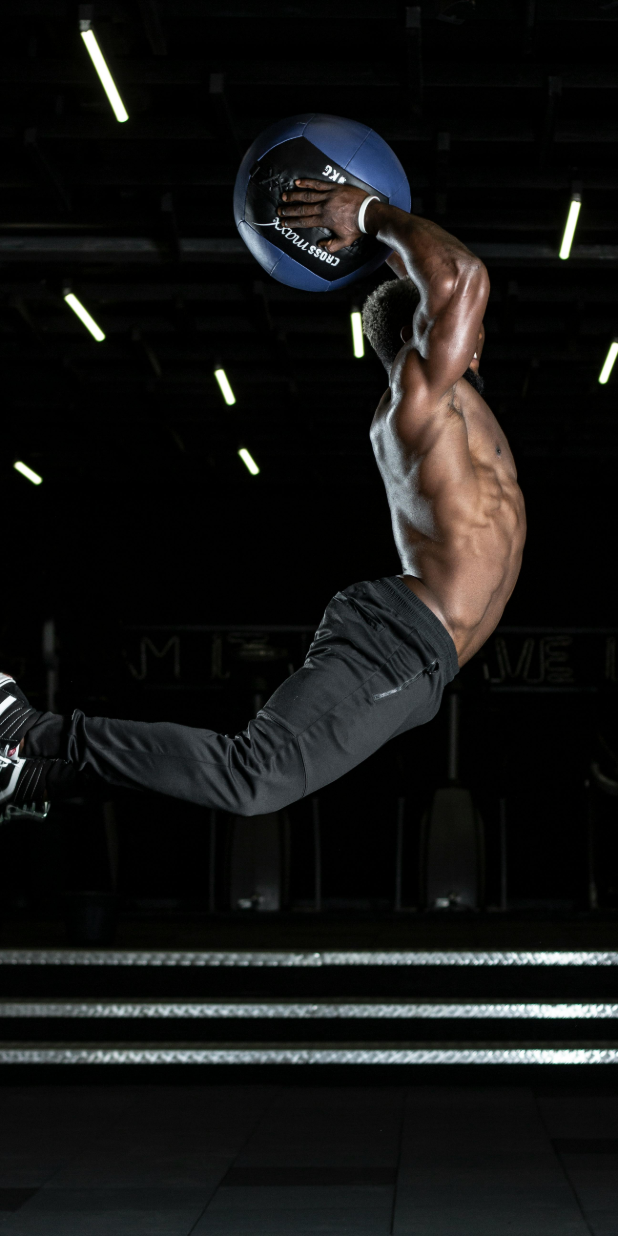
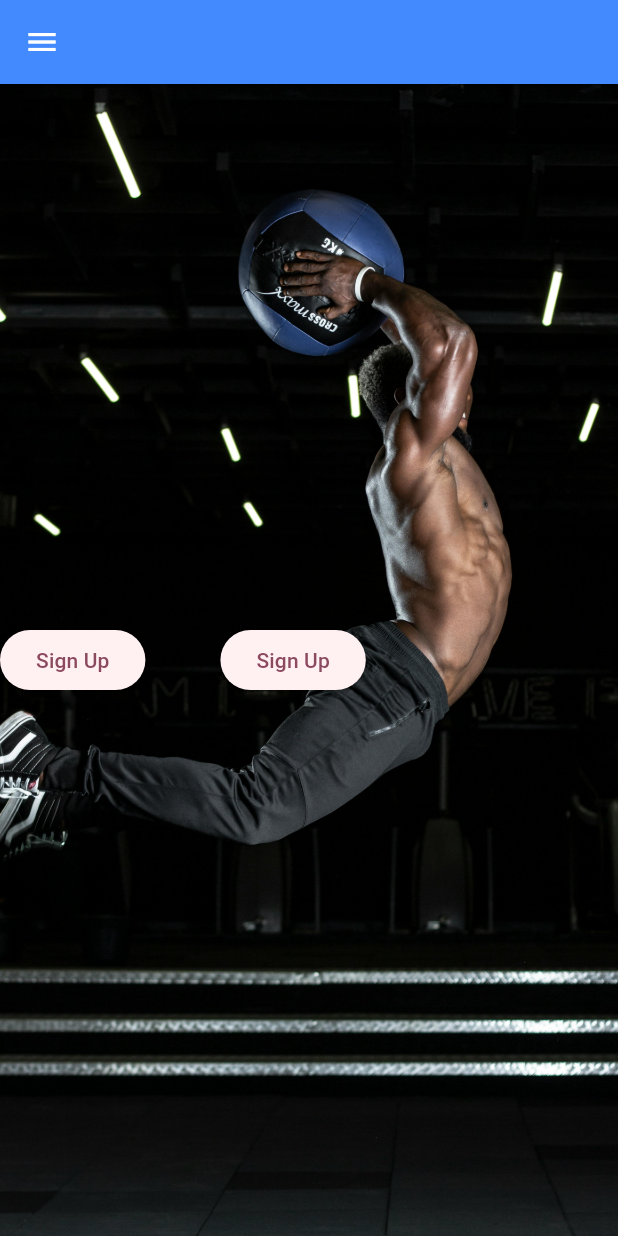
Before and after one commit to Reticent93/BeastMode, a Flutter app: the screen it shows after launch, on a phone screen of 412 x 824 dp. Run offline on Flutter 3.47's test engine with Material 3 defaults, Android fonts, the phone set to English and light mode, and no system bars.

Commit message:
Added Sign Up buttons

```diff
--- a/lib/pages/home_page.dart
+++ b/lib/pages/home_page.dart
@@ -30,15 +30,39 @@ class _MyHomePageState extends State<MyHomePage> {
     // fast, so that you can just rebuild anything that needs updating rather
     // than having to individually change instances of widgets.
     return Scaffold(
-      body: SizedBox(
-        height: double.infinity,
-        child: Container(
-          color: Colors.blue,
-          child: Image.asset(
-            'assets/images/gym-landing.jpg',
-            fit: BoxFit.cover,
+      drawer: Drawer(),
+      appBar: AppBar(
+        iconTheme: IconThemeData(color: Colors.white),
+        backgroundColor: Colors.blueAccent,
+      ),
+      body: Stack(
+        children: <Widget>[
+          SizedBox(
+            height: double.infinity,
+            child: Image.asset(
+              'assets/images/gym-landing.jpg',
+              fit: BoxFit.cover,
+            ),
           ),
-        ),
+          Center(
+            widthFactor: double.infinity,
+            child: Row(
+              children: [
+                ElevatedButton(
+                  onPressed: () {},
+                  child: Text('Sign Up'),
+                ),
+                SizedBox(
+                  width: 50,
+                ),
+                ElevatedButton(
+                  onPressed: () {},
+                  child: Text('Sign Up'),
+                ),
+              ],
+            ),
+          )
+        ],
       ),
     );
   }
```
